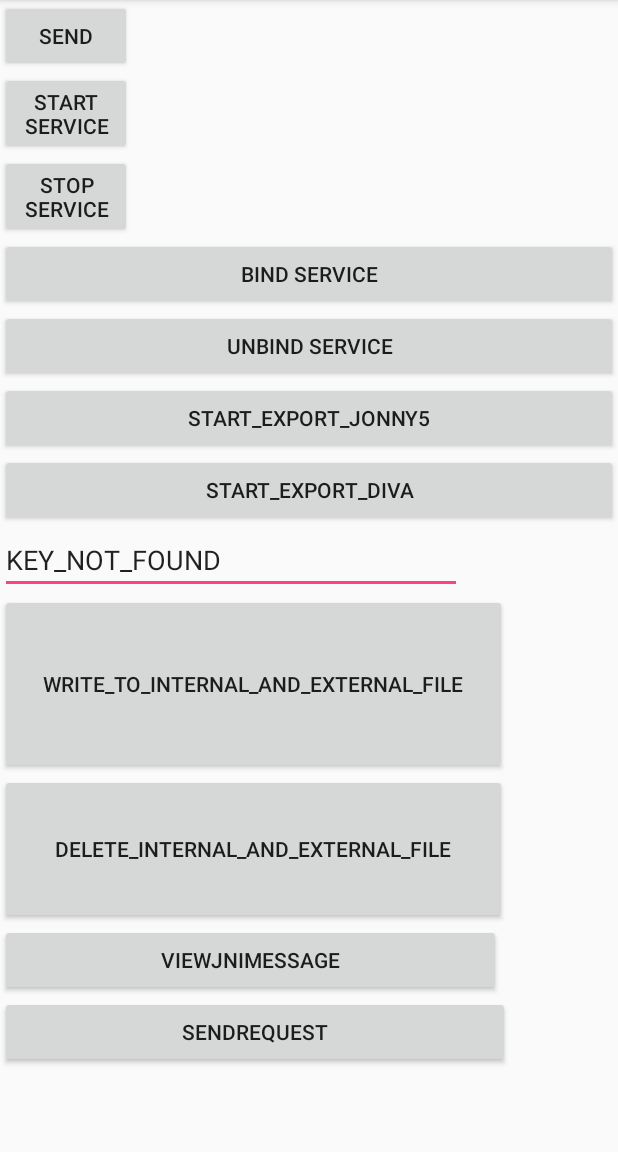
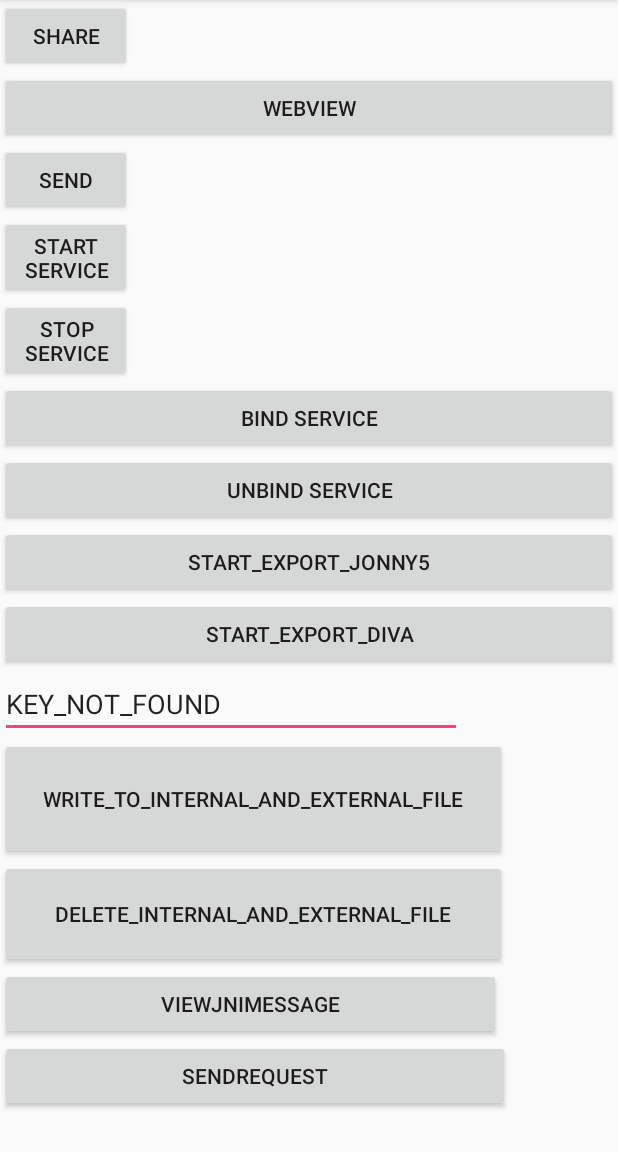
Before and after one commit to H4oK3/Arsenal, an Android app: the screen it shows after launch (MainActivity), on a phone screen of 412 x 824 dp, the part 84-1236 px from its top. Run offline under Robolectric (Android 15) with nearby library versions, the phone set to English and light mode, and no system bars; 1 statement that could not run was skipped.

Commit message:
more android notes

```diff
--- a/android/HelloWorld/app/src/main/java/com/ha0k3/helloworld/IntentReceiver.java
+++ b/android/HelloWorld/app/src/main/java/com/ha0k3/helloworld/IntentReceiver.java
@@ -1,6 +1,7 @@
 package com.ha0k3.helloworld;
 
 import android.content.Intent;
+import android.net.Uri;
 import android.support.v7.app.AppCompatActivity;
 import android.os.Bundle;
 import android.util.Log;
@@ -16,8 +17,9 @@ public class IntentReceiver extends AppCompatActivity {
 
 
         Intent intent = getIntent();
-        String msg = intent.getStringExtra("msg");
+//        String msg = intent.getStringExtra("msg");
+        Uri data = intent.getData();
 
-        Log.d(TAG, "IntentReceiver: " + msg);
+        Log.d(TAG, "IntentReceiver: Called with data" + data.toString() );
     }
 }
--- a/android/HelloWorld/app/src/main/res/layout/activity_main.xml
+++ b/android/HelloWorld/app/src/main/res/layout/activity_main.xml
@@ -12,6 +12,24 @@
     android:orientation="vertical"
     tools:context="com.ha0k3.helloworld.MainActivity"
     android:weightSum="1">
+
+    <Button
+        android:id="@+id/button3"
+        android:layout_width="wrap_content"
+        android:layout_height="wrap_content"
+        android:onClick="share"
+        android:text="Share"
+        tools:layout_editor_absoluteX="148dp"
+        tools:layout_editor_absoluteY="315dp"/>
+
+    <Button
+        android:id="@+id/button4"
+        android:layout_width="match_parent"
+        android:layout_height="wrap_content"
+        android:onClick="showWebView"
+        android:text="webview"
+        tools:layout_editor_absoluteX="148dp"
+        tools:layout_editor_absoluteY="315dp"/>
 
     <Button
         android:id="@+id/button"
--- /dev/null
+++ b/android/HelloWorld/app/src/main/res/xml/file_paths.xml
@@ -0,0 +1,3 @@
+<paths>
+    <files-path path="malfiles/" name="malfiles" />
+</paths>
```
Also changed, not shown: android/HelloWorld/app/src/main/AndroidManifest.xml (+31 -1 lines), android/HelloWorld/app/src/main/java/com/ha0k3/helloworld/MainActivity.java (+102 -4 lines), android/HelloWorld/app/src/main/java/com/ha0k3/helloworld/MyReceiver.java (+6 -2 lines), 2 other files.
